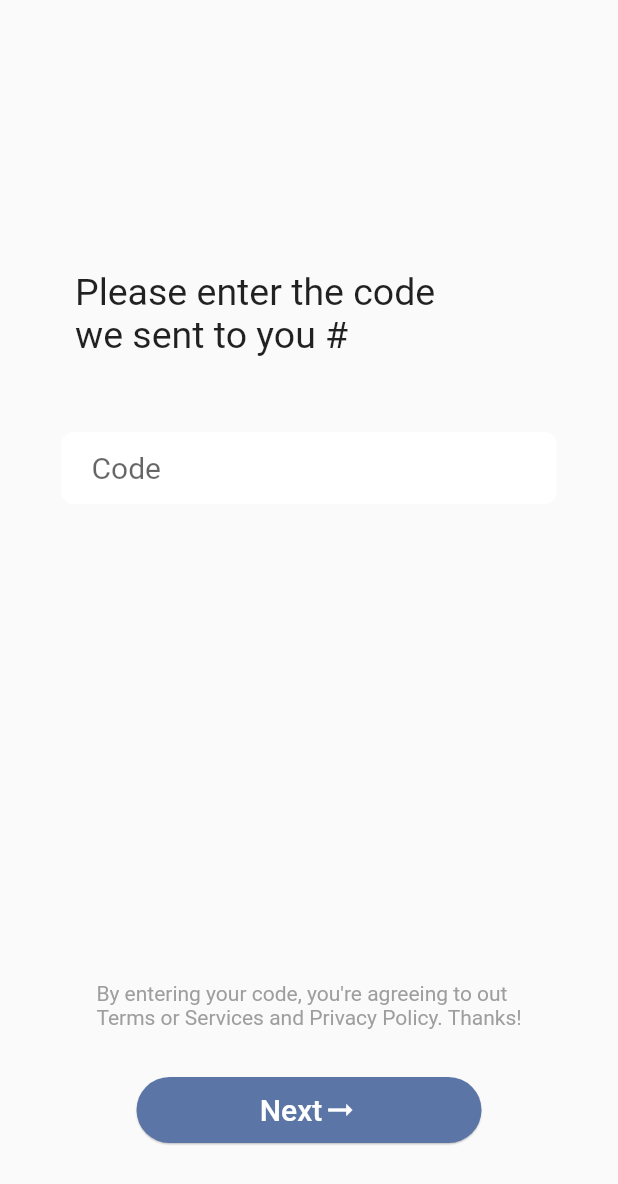
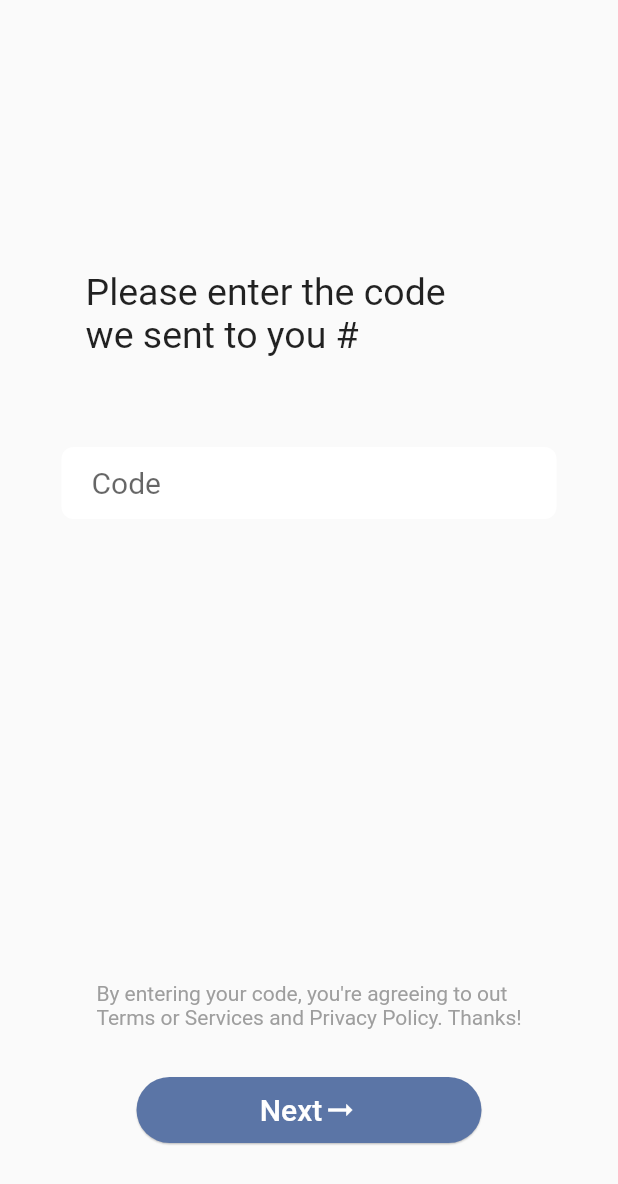
Before and after one commit to weneedparty/flutter_client, a Flutter app: the VerifyPage screen opened by its route, on a phone screen of 412 x 824 dp. Shown: the top 1184 px of the screen. Run offline on Flutter 3.47's test engine with Material 2 defaults, Android fonts, the phone set to English and light mode, and no system bars; our stand-ins replace country_code_picker, device_info_plus, eva_icons_flutter, fixnum, fluttertoast, get and 3 more; missing offline and left inert: cron, flutter_background, flutter_webrtc, grpc, livekit_client, protobuf and 1 more; accounts and stored records are empty; statements that could not run were skipped.

Commit message:
fine-tune the register-confirm page

```diff
--- a/lib/pages/welcome/verify_page.dart
+++ b/lib/pages/welcome/verify_page.dart
@@ -1,9 +1,8 @@
 import 'package:flutter_client/store/constants.dart';
 import 'package:flutter_client/store/global_controller_variables.dart';
 import 'package:flutter_client/store/variable_controller.dart';
-import 'package:flutter_client/utils/utils.dart';
+import 'package:flutter_client/utils/style.dart';
 import 'package:flutter_client/widgets/round_button.dart';
-import 'package:flutter_client/utils/style.dart';
 import 'package:flutter/material.dart';
 import 'package:fluttertoast/fluttertoast.dart';
 import 'package:get/get.dart';
@@ -19,33 +18,35 @@ class _VerifyPageState extends State<VerifyPage> {
   final _codeController = TextEditingController();
   final _formKey = GlobalKey<FormState>();
 
+  double getScreenWidth() => MediaQuery.of(context).size.width;
+
   @override
   Widget build(BuildContext context) {
     return Scaffold(
       appBar: null,
-      body: Container(
-        alignment: Alignment.center,
+      body: Center(
+        child: Container(
+          width: 330,
           padding: const EdgeInsets.only(
             top: 180,
             bottom: 60,
           ),
           child: Column(
+            mainAxisAlignment: MainAxisAlignment.start,
             crossAxisAlignment: CrossAxisAlignment.start,
             children: [
-            Container(
-                padding: const EdgeInsets.only(left: 50), child: buildTitle()),
-            Column(
-              crossAxisAlignment: CrossAxisAlignment.center,
-              children: [
+              Padding(
+                padding: const EdgeInsets.only(left: 16.0),
+                child: buildTitle(),
+              ),
               const SizedBox(
-                  height: 50,
+                height: 60,
               ),
-                Center(child: buildForm()),
-              ],
-            ),
+              buildForm(),
               const Spacer(),
               Center(child: buildBottom()),
             ],
+          ),
         ),
       ),
     );
@@ -62,7 +63,6 @@ class _VerifyPageState extends State<VerifyPage> {
 
   Widget buildForm() {
     return Container(
-      width: 330,
       decoration: BoxDecoration(
         color: Colors.white,
         borderRadius: BorderRadius.circular(8),
--- a/lib/pages/welcome/welcome_page.dart
+++ b/lib/pages/welcome/welcome_page.dart
@@ -19,13 +19,13 @@ class _WelcomePageState extends State<WelcomePage> {
     super.initState();
 
     () async {
-      await variableController.saveJwt(
-          "eyJ0eXAiOiJKV1QiLCJhbGciOiJIUzI1NiJ9.eyJlbWFpbCI6InlpbmdzaGFveG9AZ21haWwuY29tIiwicmFuZG9tX3N0cmluZyI6IjBGTzJFRSJ9.niSe3jhQdefzUJEgQgf7rqvrP2CkkCOls3YW5DkYE2c");
-      Get.offNamed(RoutesMap.roomList);
-      // bool valid = await jwtGrpcController.checkIfCurrentJwtIsValid();
-      // if (valid) {
-      //   Get.offNamed(RoutesMap.roomList);
-      // }
+      // await variableController.saveJwt(
+      //     "eyJ0eXAiOiJKV1QiLCJhbGciOiJIUzI1NiJ9.eyJlbWFpbCI6InlpbmdzaGFveG9AZ21haWwuY29tIiwicmFuZG9tX3N0cmluZyI6IjBGTzJFRSJ9.niSe3jhQdefzUJEgQgf7rqvrP2CkkCOls3YW5DkYE2c");
+      // Get.offNamed(RoutesMap.roomList);
+      bool valid = await jwtGrpcController.checkIfCurrentJwtIsValid();
+      if (valid) {
+        Get.offNamed(RoutesMap.roomList);
+      }
     }();
   }
 
```
Lines whose indentation alone changed are shown as unchanged.
